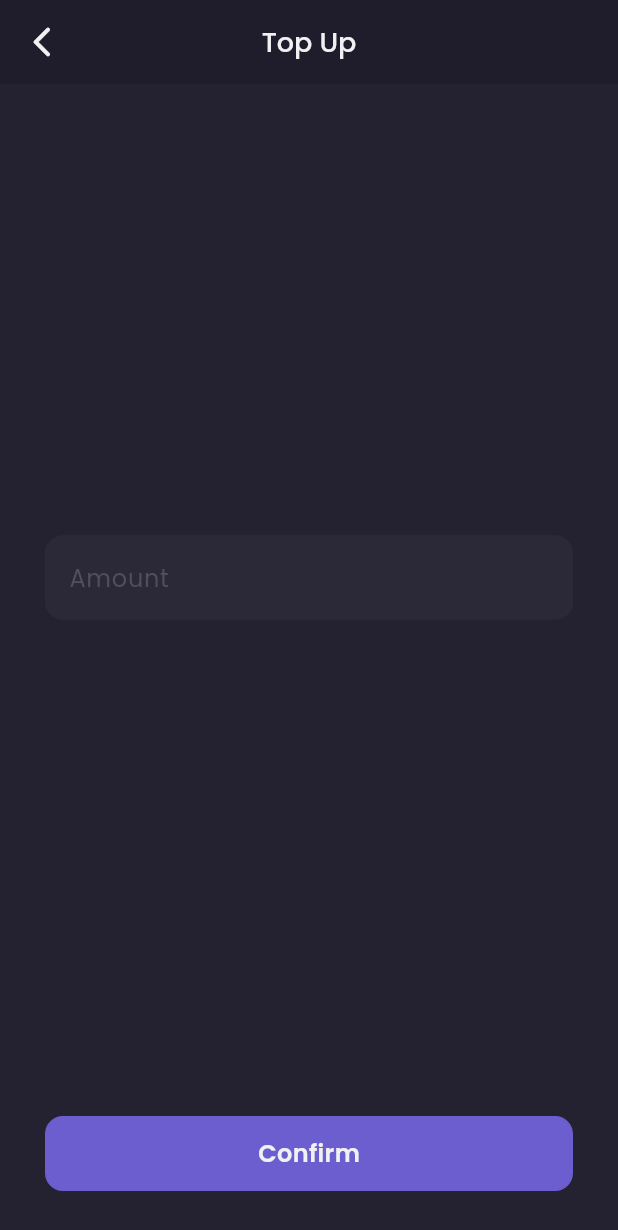
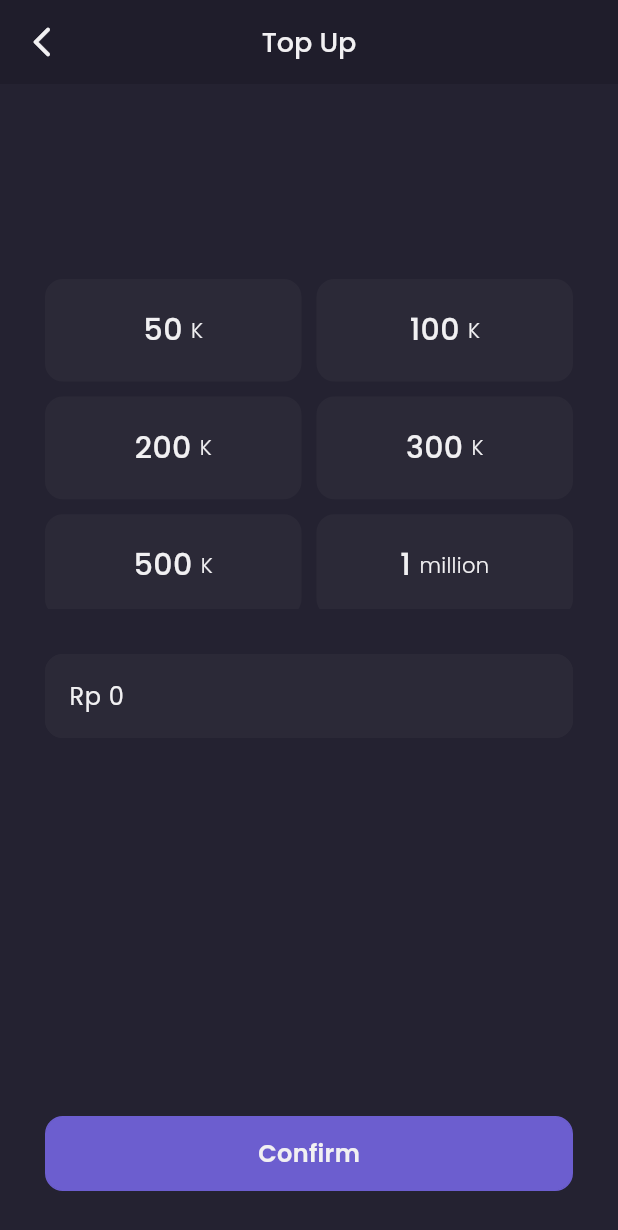
Before and after one commit to matinrajab/punggawa_store_app, a Flutter app: the WalletPage screen opened by its route, after a tap on "Top Up", on a phone screen of 412 x 824 dp. Shown: the top 1230 px of the screen. Run offline on Flutter 3.47's test engine with Material 3 defaults, Android fonts, the phone set to English and light mode, and no system bars; our stand-ins replace carousel_slider, cloud_firestore, currency_text_input_formatter, firebase_core, flutter_dotenv, google_fonts and 2 more; accounts and stored records are empty; network calls fail.

Commit message:
redesign wallet & topup

```diff
--- a/lib/pages/wallet/top_up_page.dart
+++ b/lib/pages/wallet/top_up_page.dart
@@ -1,10 +1,12 @@
 import 'package:flutter/material.dart';
 import 'package:provider/provider.dart';
 import 'package:shoe_store_app/pages/wallet/top_up_payment_page.dart';
+import 'package:shoe_store_app/pages/wallet/widgets/amount_option.dart';
+import 'package:shoe_store_app/pages/wallet/widgets/amount_text_form_field.dart';
 import 'package:shoe_store_app/pages/widgets/my_app_bar.dart';
 import 'package:shoe_store_app/pages/widgets/my_button.dart';
 import 'package:shoe_store_app/pages/widgets/my_snack_bar.dart';
-import 'package:shoe_store_app/providers/transaction_provider.dart';
+import 'package:shoe_store_app/providers/top_up_provider.dart';
 import 'package:shoe_store_app/shared/theme.dart';
 
 class TopUpPage extends StatelessWidget {
@@ -14,16 +16,20 @@ class TopUpPage extends StatelessWidget {
     super.key,
   });
 
-  final TextEditingController _amountController = TextEditingController();
+  final TextEditingController _amountController =
+      TextEditingController(text: 'Rp 0');
+
+  final _formKey = GlobalKey<FormState>();
 
   @override
   Widget build(BuildContext context) {
-    TransactionProvider transactionProvider =
-        Provider.of<TransactionProvider>(context, listen: false);
+    TopUpProvider topUpProvider =
+        Provider.of<TopUpProvider>(context, listen: false);
 
     handleConfirm() async {
-      if (await transactionProvider.topUp(int.parse(_amountController.text))) {
+      if (await topUpProvider.topUp()) {
         Navigator.pushNamed(context, TopUpPaymentPage.routeName);
+        topUpProvider.resetData();
       } else {
         MySnackBar.failed(
           context,
@@ -32,43 +38,56 @@ class TopUpPage extends StatelessWidget {
       }
     }
 
-    return Scaffold(
+    return PopScope(
+      canPop: false,
+      onPopInvoked: (bool didPop) {
+        if (didPop) {
+          return;
+        }
+        Navigator.pop(context);
+        topUpProvider.resetData();
+      },
+      child: Form(
+        key: _formKey,
+        child: Scaffold(
           backgroundColor: backgroundColor3,
-      appBar: const MyAppBar(
+          appBar: MyAppBar(
             text: 'Top Up',
             leadingIcon: backIcon,
+            onLeadingPressed: () {
+              Navigator.pop(context);
+              topUpProvider.resetData();
+            },
           ),
           bottomNavigationBar: Container(
             padding: const EdgeInsets.all(pagePadding),
             color: backgroundColor3,
             child: MyButton(
               text: 'Confirm',
-          onTap: handleConfirm,
               fontWeight: semiBold,
+              onTap: () {
+                if (_formKey.currentState!.validate()) {
+                  handleConfirm();
+                }
+              },
             ),
           ),
-      body: Padding(
+          body: ListView(
             padding: const EdgeInsets.all(pagePadding),
-        child: Center(
-          child: TextFormField(
-            controller: _amountController,
-            keyboardType: TextInputType.number,
-            style: primaryTextStyle,
-            cursorColor: primaryTextColor,
-            decoration: InputDecoration(
-              enabledBorder: OutlineInputBorder(
-                borderSide: const BorderSide(color: backgroundColor2),
-                borderRadius: generalBorderRadius,
+            children: [
+              const SizedBox(
+                height: 100,
               ),
-              focusedBorder: OutlineInputBorder(
-                borderSide: const BorderSide(color: backgroundColor2),
-                borderRadius: generalBorderRadius,
+              AmountOption(
+                amountController: _amountController,
               ),
-              filled: true,
-              fillColor: backgroundColor2,
-              hintText: 'Amount',
-              hintStyle: subtitleTextStyle,
+              const SizedBox(
+                height: 30,
               ),
+              AmountTextFormField(
+                textController: _amountController,
+              ),
+            ],
           ),
         ),
       ),
--- a/lib/pages/wallet/wallet_page.dart
+++ b/lib/pages/wallet/wallet_page.dart
@@ -1,11 +1,9 @@
 import 'package:flutter/material.dart';
-import 'package:provider/provider.dart';
 import 'package:shoe_store_app/pages/wallet/top_up_page.dart';
 import 'package:shoe_store_app/pages/widgets/my_app_bar.dart';
 import 'package:shoe_store_app/pages/widgets/my_button.dart';
-import 'package:shoe_store_app/providers/auth_provider.dart';
+import 'package:shoe_store_app/pages/widgets/wallet_card.dart';
 import 'package:shoe_store_app/shared/theme.dart';
-import 'package:intl/intl.dart';
 
 class WalletPage extends StatelessWidget {
   static const routeName = '/wallet';
@@ -16,9 +14,6 @@ class WalletPage extends StatelessWidget {
 
   @override
   Widget build(BuildContext context) {
-    AuthProvider authProvider =
-        Provider.of<AuthProvider>(context, listen: false);
-
     return Scaffold(
       backgroundColor: backgroundColor3,
       appBar: const MyAppBar(
@@ -34,16 +29,11 @@ class WalletPage extends StatelessWidget {
           fontWeight: semiBold,
         ),
       ),
-      body: Center(
-        child: Text(
-          NumberFormat.currency(
-            locale: 'id',
-            symbol: 'IDR ',
-            decimalDigits: 0,
-          ).format(authProvider.user.balance),
-          style: primaryTextStyle.copyWith(
-            fontSize: 20,
-            fontWeight: semiBold,
+      body: const Padding(
+        padding: EdgeInsets.symmetric(horizontal: pagePadding),
+        child: Center(
+          child: SingleChildScrollView(
+            child: WalletCard(),
           ),
         ),
       ),
--- /dev/null
+++ b/lib/pages/wallet/widgets/amount_option.dart
@@ -0,0 +1,56 @@
+import 'package:flutter/material.dart';
+import 'package:provider/provider.dart';
+import 'package:shoe_store_app/pages/wallet/widgets/amount_option_item.dart';
+import 'package:shoe_store_app/providers/top_up_provider.dart';
+import 'package:shoe_store_app/shared/theme.dart';
+
+class AmountOption extends StatelessWidget {
+  final TextEditingController amountController;
+
+  AmountOption({
+    super.key,
+    required this.amountController,
+  });
+
+  final List<int> _numberOptions = [50, 100, 200, 300, 500, 1];
+  final List<String> _unitOptions = ['K', 'K', 'K', 'K', 'K', 'million'];
+  final List<int> _amountOptions = [
+    50000,
+    100000,
+    200000,
+    300000,
+    500000,
+    1000000,
+  ];
+
+  @override
+  Widget build(BuildContext context) {
+    return SizedBox(
+      height: 220,
+      child: GridView.builder(
+        physics: const NeverScrollableScrollPhysics(),
+        gridDelegate: const SliverGridDelegateWithFixedCrossAxisCount(
+          crossAxisCount: 2,
+          childAspectRatio: 2.5,
+          mainAxisSpacing: 10,
+          crossAxisSpacing: 10,
+        ),
+        itemCount: _numberOptions.length,
+        itemBuilder: (_, index) => Consumer<TopUpProvider>(
+          builder: (context, topUpProvider, _) {
+            return AmountOptionItem(
+              leading: '${_numberOptions[index]}',
+              trailing: _unitOptions[index],
+              isSelected: topUpProvider.textControllerValue ==
+                  currencyFormat(_amountOptions[index]),
+              onTap: () {
+                amountController.text = currencyFormat(_amountOptions[index]);
+                topUpProvider.textControllerValue = amountController.text;
+              },
+            );
+          },
+        ),
+      ),
+    );
+  }
+}
--- /dev/null
+++ b/lib/pages/wallet/widgets/amount_option_item.dart
@@ -0,0 +1,59 @@
+import 'package:flutter/material.dart';
+import 'package:shoe_store_app/shared/theme.dart';
+
+class AmountOptionItem extends StatelessWidget {
+  final String leading;
+  final String trailing;
+  final bool isSelected;
+  final GestureTapCallback? onTap;
+
+  const AmountOptionItem({
+    super.key,
+    required this.leading,
+    required this.trailing,
+    required this.isSelected,
+    required this.onTap,
+  });
+
+  @override
+  Widget build(BuildContext context) {
+    return Container(
+      height: 60,
+      decoration: BoxDecoration(
+        border: Border.all(
+          color: isSelected ? primaryColor : backgroundColor2,
+        ),
+        color: backgroundColor2,
+        borderRadius: generalBorderRadius,
+      ),
+      child: Material(
+        borderRadius: generalBorderRadius,
+        color: Colors.transparent,
+        child: InkWell(
+          borderRadius: generalBorderRadius,
+          onTap: onTap,
+          child: Row(
+            mainAxisAlignment: MainAxisAlignment.center,
+            children: [
+              Text(
+                '$leading ',
+                style: primaryTextStyle.copyWith(
+                  fontSize: 20,
+                  fontWeight: medium,
+                  color: isSelected ? primaryColor : primaryTextColor,
+                ),
+              ),
+              Text(
+                trailing,
+                style: primaryTextStyle.copyWith(
+                  fontWeight: light,
+                  color: isSelected ? primaryColor : primaryTextColor,
+                ),
+              ),
+            ],
+          ),
+        ),
+      ),
+    );
+  }
+}
--- /dev/null
+++ b/lib/pages/wallet/widgets/amount_text_form_field.dart
@@ -0,0 +1,63 @@
+import 'package:currency_text_input_formatter/currency_text_input_formatter.dart';
+import 'package:flutter/material.dart';
+import 'package:flutter/services.dart';
+import 'package:provider/provider.dart';
+import 'package:shoe_store_app/providers/top_up_provider.dart';
+import 'package:shoe_store_app/shared/theme.dart';
+
+class AmountTextFormField extends StatelessWidget {
+  final TextEditingController textController;
+
+  const AmountTextFormField({
+    super.key,
+    required this.textController,
+  });
+
+  final int topUpMinimum = 10000;
+
+  @override
+  Widget build(BuildContext context) {
+    TopUpProvider topUpProvider =
+        Provider.of<TopUpProvider>(context, listen: false);
+
+    return TextFormField(
+      controller: textController,
+      onChanged: (value) {
+        if (value.isEmpty) {
+          textController.text = 'Rp 0';
+        }
+        topUpProvider.textControllerValue = value;
+      },
+      validator: (value) {
+        String text;
+        text = value!.replaceAll('Rp ', '');
+        text = text.replaceAll('.', '');
+        topUpProvider.amount = int.parse(text);
+        if (topUpProvider.amount < topUpMinimum) {
+          return 'Minimum top-up amount is ${currencyFormat(topUpMinimum)}';
+        }
+        return null;
+      },
+      inputFormatters: <TextInputFormatter>[
+        CurrencyTextInputFormatter(
+          locale: 'id',
+          symbol: 'Rp ',
+          decimalDigits: 0,
+        ),
+      ],
+      keyboardType: TextInputType.number,
+      style: primaryTextStyle,
+      cursorColor: primaryTextColor,
+      decoration: InputDecoration(
+        enabledBorder: outlineInputBorder,
+        focusedBorder: outlineInputBorder,
+        errorBorder: outlineInputBorder,
+        focusedErrorBorder: outlineInputBorder,
+        filled: true,
+        fillColor: backgroundColor2,
+        hintText: 'Amount',
+        hintStyle: subtitleTextStyle,
+      ),
+    );
+  }
+}
--- /dev/null
+++ b/lib/pages/widgets/wallet_card.dart
@@ -0,0 +1,60 @@
+import 'package:flutter/material.dart';
+import 'package:intl/intl.dart';
+import 'package:provider/provider.dart';
+import 'package:shoe_store_app/pages/widgets/wallet_card_item.dart';
+import 'package:shoe_store_app/providers/auth_provider.dart';
+import 'package:shoe_store_app/shared/theme.dart';
+
+class WalletCard extends StatelessWidget {
+  const WalletCard({super.key});
+
+  @override
+  Widget build(BuildContext context) {
+    return Container(
+      decoration: BoxDecoration(
+        borderRadius: BorderRadius.circular(20),
+        image: const DecorationImage(
+          image: AssetImage('assets/image/wallet_card_bg.png'),
+          fit: BoxFit.cover,
+        ),
+      ),
+      child: Padding(
+        padding: const EdgeInsets.all(20),
+        child: Column(
+          crossAxisAlignment: CrossAxisAlignment.start,
+          children: [
+            Row(
+              children: [
+                Expanded(
+                  child: Consumer<AuthProvider>(
+                    builder: (context, authProvider, _) => WalletCardItem(
+                      title: 'Name',
+                      information: '${authProvider.user.name}',
+                    ),
+                  ),
+                ),
+                const SizedBox(
+                  width: 10,
+                ),
+                Image.asset(
+                  'assets/icon/punggawapay.png',
+                  height: 50,
+                ),
+              ],
+            ),
+            const SizedBox(
+              height: 40,
+            ),
+            Consumer<AuthProvider>(
+              builder: (context, authProvider, _) => WalletCardItem(
+                title: 'Balance',
+                information: currencyFormat(authProvider.user.balance!),
+                informationFontSize: 26,
+              ),
+            ),
+          ],
+        ),
+      ),
+    );
+  }
+}
--- /dev/null
+++ b/lib/pages/widgets/wallet_card_item.dart
@@ -0,0 +1,38 @@
+import 'package:flutter/material.dart';
+import 'package:shoe_store_app/shared/theme.dart';
+
+class WalletCardItem extends StatelessWidget {
+  final String title;
+  final String information;
+  final double? informationFontSize;
+
+  const WalletCardItem({
+    super.key,
+    required this.title,
+    required this.information,
+    this.informationFontSize = 20,
+  });
+
+  @override
+  Widget build(BuildContext context) {
+    return Column(
+      crossAxisAlignment: CrossAxisAlignment.start,
+      children: [
+        Text(
+          title,
+          style: primaryTextStyle.copyWith(
+            fontWeight: light,
+          ),
+        ),
+        Text(
+          information,
+          style: primaryTextStyle.copyWith(
+            fontSize: informationFontSize,
+            fontWeight: medium,
+          ),
+          overflow: TextOverflow.ellipsis,
+        ),
+      ],
+    );
+  }
+}
--- a/lib/providers/providers.dart
+++ b/lib/providers/providers.dart
@@ -10,6 +10,7 @@ import 'package:shoe_store_app/providers/gallery_provider.dart';
 import 'package:shoe_store_app/providers/page_provider.dart';
 import 'package:shoe_store_app/providers/payment_method_provider.dart';
 import 'package:shoe_store_app/providers/product_provider.dart';
+import 'package:shoe_store_app/providers/top_up_provider.dart';
 import 'package:shoe_store_app/providers/transaction_provider.dart';
 import 'package:shoe_store_app/providers/wishlist_provider.dart';
 
@@ -50,4 +51,7 @@ final List<SingleChildWidget> providers = [
   ChangeNotifierProvider(
     create: (context) => RegionApiProvider(),
   ),
+  ChangeNotifierProvider(
+    create: (context) => TopUpProvider(),
+  ),
 ];
--- /dev/null
+++ b/lib/providers/top_up_provider.dart
@@ -0,0 +1,43 @@
+import 'package:flutter/material.dart';
+import 'package:shoe_store_app/services/top_up_service.dart';
+
+class TopUpProvider with ChangeNotifier {
+  int _amount = 0;
+  String _textControllerValue = '';
+  String _snapToken = '';
+
+  int get amount => _amount;
+  set amount(int amount) {
+    _amount = amount;
+    notifyListeners();
+  }
+
+  String get textControllerValue => _textControllerValue;
+  set textControllerValue(String textControllerValue) {
+    _textControllerValue = textControllerValue;
+    notifyListeners();
+  }
+
+  String get snapToken => _snapToken;
+  set snapToken(String snapToken) {
+    _snapToken = snapToken;
+    notifyListeners();
+  }
+
+  Future<bool> topUp() async {
+    try {
+      String snapToken = await TopUpService().topUp(amount: _amount);
+
+      _snapToken = snapToken;
+      return true;
+    } catch (e) {
+      print(e);
+      return false;
+    }
+  }
+
+  resetData() {
+    _amount = 0;
+    _textControllerValue = '';
+  }
+}
--- a/lib/providers/transaction_provider.dart
+++ b/lib/providers/transaction_provider.dart
@@ -59,20 +59,6 @@ class TransactionProvider with ChangeNotifier {
     }
   }
 
-  Future<bool> topUp(
-    int amount,
-  ) async {
-    try {
-      String snapToken = await TransactionService().topUp(amount: amount);
-
-      _snapToken = snapToken;
-      return true;
-    } catch (e) {
-      print(e);
-      return false;
-    }
-  }
-
   Future<bool> addBonus(
     int amount,
   ) async {
--- /dev/null
+++ b/lib/services/top_up_service.dart
@@ -0,0 +1,41 @@
+import 'dart:convert';
+import 'package:http/http.dart' as http;
+import 'package:shared_preferences/shared_preferences.dart';
+import 'package:shoe_store_app/shared/api_url.dart';
+
+class TopUpService{
+  late SharedPreferences prefs;
+
+  Future<String> topUp({
+    required int amount,
+  }) async {
+    prefs = await SharedPreferences.getInstance();
+    final String? token = prefs.getString('token');
+    var url = topUpUrl;
+    var headers = {
+      'Content-Type': 'application/json',
+      'Authorization': token!,
+    };
+    var body = jsonEncode({
+      'amount': amount,
+    });
+
+    var response = await http.post(
+      Uri.parse(url),
+      headers: headers,
+      body: body,
+    );
+
+    print(response.body);
+
+    if (response.statusCode == 200) {
+      var data = jsonDecode(response.body)['data'];
+      String snapToken = data['snapToken'];
+
+      return snapToken;
+    } else {
+      throw Exception('Gagal TopUp');
+    }
+  }
+
+}
--- a/lib/shared/theme.dart
+++ b/lib/shared/theme.dart
@@ -1,5 +1,6 @@
 import 'package:flutter/material.dart';
 import 'package:google_fonts/google_fonts.dart';
+import 'package:intl/intl.dart';
 
 const Color primaryColor = Color(0xff6C5ECF);
 const Color secondaryColor = Color(0xff38ABBE);
@@ -60,3 +61,16 @@ BorderRadius generalBorderRadius = BorderRadius.circular(generalRadius);
 const IconData backIcon = Icons.arrow_back_ios_new_rounded;
 const IconData closeIcon = Icons.close_rounded;
 const IconData forwardIcon = Icons.arrow_forward_ios_rounded;
+
+final InputBorder outlineInputBorder = OutlineInputBorder(
+  borderSide: const BorderSide(color: backgroundColor2),
+  borderRadius: generalBorderRadius,
+);
+
+String currencyFormat(num number){
+  return NumberFormat.currency(
+    locale: 'id',
+    symbol: 'Rp ',
+    decimalDigits: 0,
+  ).format(number);
+}
--- a/pubspec.yaml
+++ b/pubspec.yaml
@@ -46,6 +46,7 @@ dependencies:
   webview_flutter: ^4.7.0
   flutter_dotenv: ^5.1.0
   intl: ^0.19.0
+  currency_text_input_formatter: ^2.1.13
 
 dev_dependencies:
   flutter_test:
```
Also changed, not shown: lib/pages/auth/widgets/my_text_form_field.dart (+2 -8 lines), lib/pages/chat/widgets/chat_input.dart (+3 -9 lines), lib/pages/home/home_page.dart (+2 -32 lines), lib/pages/home/widgets/home_page_categories.dart (added, +50 -0 lines), lib/pages/wallet/top_up_payment_page.dart (+5 -3 lines), lib/services/transaction_service.dart (+0 -32 lines), assets/image/wallet_card_bg.png (renamed from assets/image/wallet_background.png), pubspec.lock. Lines whose indentation alone changed are shown as unchanged.
